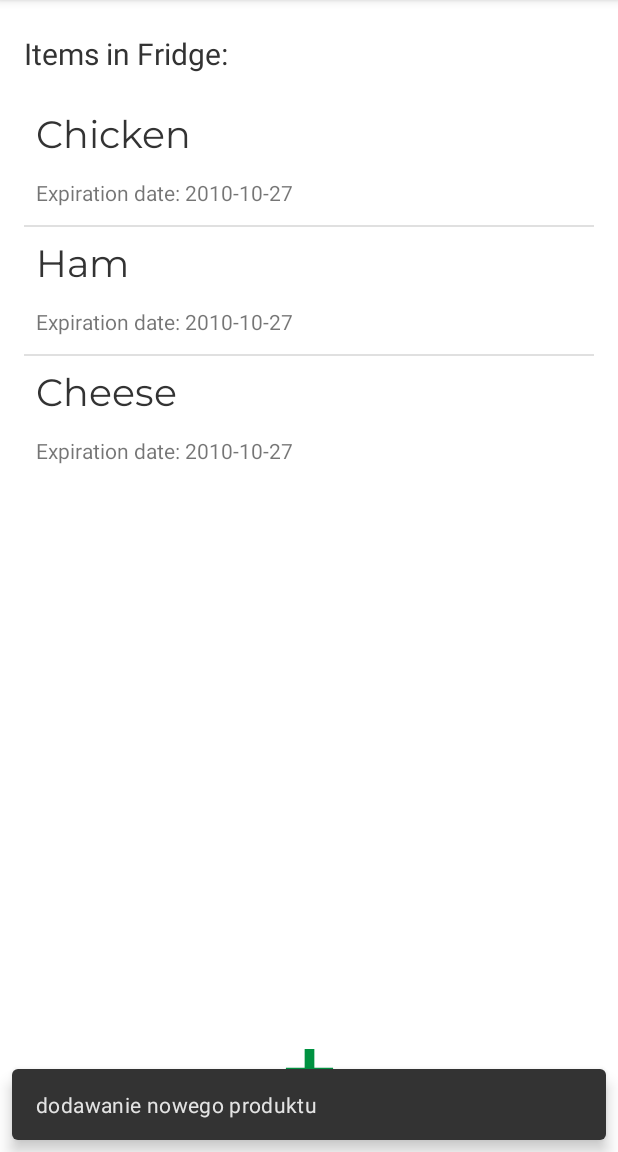
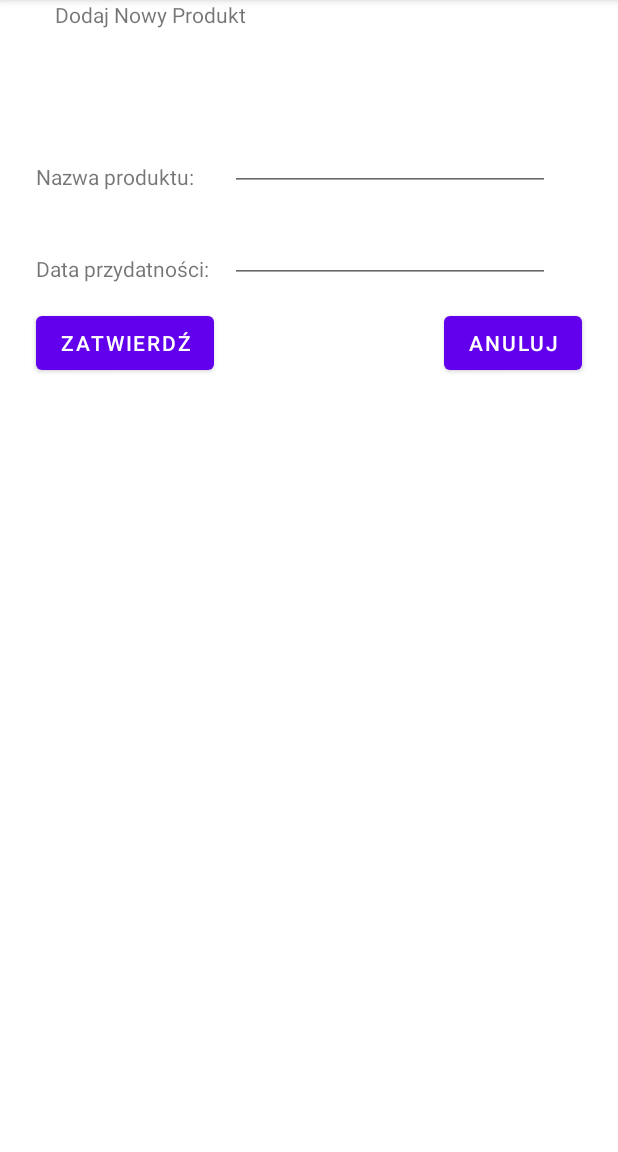
Before and after one commit to Rafalini/BHL_2k20, an Android app: the screen it shows after launch (MainActivity), after a tap on "TODO", on a phone screen of 412 x 824 dp, the part 84-1236 px from its top. Run offline under Robolectric (Android 15) with nearby library versions, the phone set to English and light mode, and no system bars; Roboto replaces fonts that are not available here.

Commit message:
adding GUI for adding new product

```diff
--- a/app/src/main/java/com/example/myapplication/MainActivity.java
+++ b/app/src/main/java/com/example/myapplication/MainActivity.java
@@ -1,15 +1,19 @@
 package com.example.myapplication;
 
 import androidx.appcompat.app.AppCompatActivity;
+import androidx.navigation.fragment.NavHostFragment;
 
+import android.content.ClipData;
 import android.os.Bundle;
 import android.view.Menu;
 import android.view.MenuItem;
+import android.view.View;
 import android.widget.ListView;
 import android.widget.Toast;
 
 import com.example.myapplication.models.FoodItem;
 import com.example.myapplication.models.Parser;
+import com.google.android.material.snackbar.Snackbar;
 
 import java.util.ArrayList;
 import java.util.Date;
@@ -43,8 +47,6 @@ public class MainActivity extends AppCompatActivity {
         Toast.makeText(this, "Selected Item: " +item.getTitle(), Toast.LENGTH_SHORT).show();
         switch (item.getItemId()) {
             case R.id.settings_item:
-                //setContentView(R.layout.activity_settings);
-                //new SettingsActivity();
                 return true;
             case R.id.help_item:
                 return true;
--- a/app/src/main/java/com/example/myapplication/MainFragment.java
+++ b/app/src/main/java/com/example/myapplication/MainFragment.java
@@ -28,9 +28,8 @@ public class MainFragment extends Fragment {
         view.findViewById(R.id.imageButton).setOnClickListener(new View.OnClickListener() {
             @Override
             public void onClick(View view) {
-                //dodanie nowego produktu
-                Snackbar.make(view, "dodawanie nowego produktu", Snackbar.LENGTH_LONG)
-                        .setAction("Action", null).show();
+                NavHostFragment.findNavController(MainFragment.this)
+                        .navigate(R.id.action_MainFragment_to_NewElementFragment);
             }
         });
     }
--- /dev/null
+++ b/app/src/main/java/com/example/myapplication/NewElementFragment.java
@@ -0,0 +1,43 @@
+package com.example.myapplication;
+
+import android.os.Bundle;
+import android.view.LayoutInflater;
+import android.view.View;
+import android.view.ViewGroup;
+
+import androidx.annotation.NonNull;
+import androidx.fragment.app.Fragment;
+import androidx.navigation.fragment.NavHostFragment;
+
+public class NewElementFragment extends Fragment {
+
+    @Override
+    public View onCreateView(
+            LayoutInflater inflater, ViewGroup container,
+            Bundle savedInstanceState
+    ) {
+        // Inflate the layout for this fragment
+        return inflater.inflate(R.layout.new_element_fragment, container, false);
+    }
+
+    public void onViewCreated(@NonNull View view, Bundle savedInstanceState) {
+        super.onViewCreated(view, savedInstanceState);
+
+        view.findViewById(R.id.confirmButton).setOnClickListener(new View.OnClickListener() {
+            @Override
+            public void onClick(View view) {
+                NavHostFragment.findNavController(NewElementFragment.this)
+                        .navigate(R.id.action_NewElementFragment_to_MainFragment);
+            }
+        });
+
+        view.findViewById(R.id.cancelButton).setOnClickListener(new View.OnClickListener() {
+            @Override
+            public void onClick(View view) {
+                NavHostFragment.findNavController(NewElementFragment.this)
+                        .navigate(R.id.action_NewElementFragment_to_MainFragment);
+            }
+        });
+    }
+
+}
--- /dev/null
+++ b/app/src/main/res/layout/new_element_fragment.xml
@@ -0,0 +1,82 @@
+<?xml version="1.0" encoding="utf-8"?>
+<androidx.constraintlayout.widget.ConstraintLayout
+    xmlns:android="http://schemas.android.com/apk/res/android"
+    xmlns:app="http://schemas.android.com/apk/res-auto"
+    xmlns:tools="http://schemas.android.com/tools"
+    android:layout_width="match_parent"
+    android:layout_height="match_parent">
+
+    <Button
+        android:id="@+id/confirmButton"
+        android:layout_width="wrap_content"
+        android:layout_height="wrap_content"
+        android:layout_marginStart="24dp"
+        android:layout_marginTop="16dp"
+        android:text="Zatwierdź"
+        app:layout_constraintStart_toStartOf="parent"
+        app:layout_constraintTop_toBottomOf="@+id/ExpirationDateInput"
+        tools:ignore="MissingConstraints" />
+
+    <Button
+        android:id="@+id/cancelButton"
+        android:layout_width="wrap_content"
+        android:layout_height="wrap_content"
+        android:layout_marginTop="16dp"
+        android:layout_marginEnd="24dp"
+        android:text="Anuluj"
+        app:layout_constraintEnd_toEndOf="parent"
+        app:layout_constraintTop_toBottomOf="@+id/ExpirationDateInput"
+        tools:ignore="MissingConstraints" />
+
+    <TextView
+        android:id="@+id/productNamePLLabel"
+        android:layout_width="wrap_content"
+        android:layout_height="wrap_content"
+        android:layout_marginStart="24dp"
+        android:text="Nazwa produktu:"
+        app:layout_constraintBottom_toBottomOf="@+id/ProductNameInput"
+        app:layout_constraintStart_toStartOf="parent"
+        tools:ignore="MissingConstraints" />
+
+    <TextView
+        android:id="@+id/expirationDateLabel"
+        android:layout_width="wrap_content"
+        android:layout_height="wrap_content"
+        android:layout_marginStart="24dp"
+        android:text="Data przydatności:"
+        app:layout_constraintBottom_toBottomOf="@+id/ExpirationDateInput"
+        app:layout_constraintStart_toStartOf="parent"
+        tools:ignore="MissingConstraints" />
+
+    <EditText
+        android:id="@+id/ProductNameInput"
+        android:layout_width="wrap_content"
+        android:layout_height="wrap_content"
+        android:layout_marginStart="24dp"
+        android:layout_marginTop="16dp"
+        android:ems="10"
+        android:inputType="textPersonName"
+        app:layout_constraintStart_toEndOf="@+id/productNamePLLabel"
+        app:layout_constraintTop_toBottomOf="@+id/AddNewProductTitle"
+        tools:ignore="MissingConstraints" />
+
+    <TextView
+        android:id="@+id/AddNewProductTitle"
+        android:layout_width="339dp"
+        android:layout_height="66dp"
+        android:text="Dodaj Nowy Produkt"
+        app:layout_constraintEnd_toEndOf="parent"
+        app:layout_constraintStart_toStartOf="parent"
+        app:layout_constraintTop_toTopOf="parent" />
+
+    <EditText
+        android:id="@+id/ExpirationDateInput"
+        android:layout_width="wrap_content"
+        android:layout_height="wrap_content"
+        android:layout_marginTop="16dp"
+        android:ems="10"
+        android:inputType="date"
+        app:layout_constraintStart_toStartOf="@+id/ProductNameInput"
+        app:layout_constraintTop_toBottomOf="@+id/ProductNameInput"
+        tools:ignore="MissingConstraints" />
+</androidx.constraintlayout.widget.ConstraintLayout>
--- a/app/src/main/res/navigation/nav_graph.xml
+++ b/app/src/main/res/navigation/nav_graph.xml
@@ -14,16 +14,31 @@
         <action
             android:id="@+id/action_MainFragment_to_SettingsFragment"
             app:destination="@id/SettingsFragment" />
+
+        <action
+            android:id="@+id/action_MainFragment_to_NewElementFragment"
+            app:destination="@id/NewElementFragment" />
     </fragment>
 
     <fragment
         android:id="@+id/SettingsFragment"
         android:name="com.example.myapplication.SettingsFragment"
-        android:label="@string/second_fragment_label"
+        android:label="@string/settingsFragmentLabel"
         tools:layout="@layout/activity_settings">
 
         <action
             android:id="@+id/action_SettingsFragment_to_MainFragment"
             app:destination="@id/MainFragment" />
     </fragment>
+
+    <fragment
+        android:id="@+id/NewElementFragment"
+        android:name="com.example.myapplication.NewElementFragment"
+        android:label="@string/newElementFragmentLabel"
+        tools:layout="@layout/new_element_fragment">
+
+    <action
+        android:id="@+id/action_NewElementFragment_to_MainFragment"
+        app:destination="@id/MainFragment" />
+    </fragment>
 </navigation>
--- a/app/src/main/res/values/strings.xml
+++ b/app/src/main/res/values/strings.xml
@@ -9,4 +9,7 @@
     <string name="returnTextPL">Powrót</string>
     <string name="mainFragmentLabel">mainFragmentLabel</string>
     <string name="second_fragment_label">settingFragmentLabel</string>
+    <string name="settingsFragmentLabel">settingsFragmentLabel</string>
+    <string name="a">newElementFragmentLabel</string>
+    <string name="newElementFragmentLabel">newElementFragmentLabel</string>
 </resources>
```
